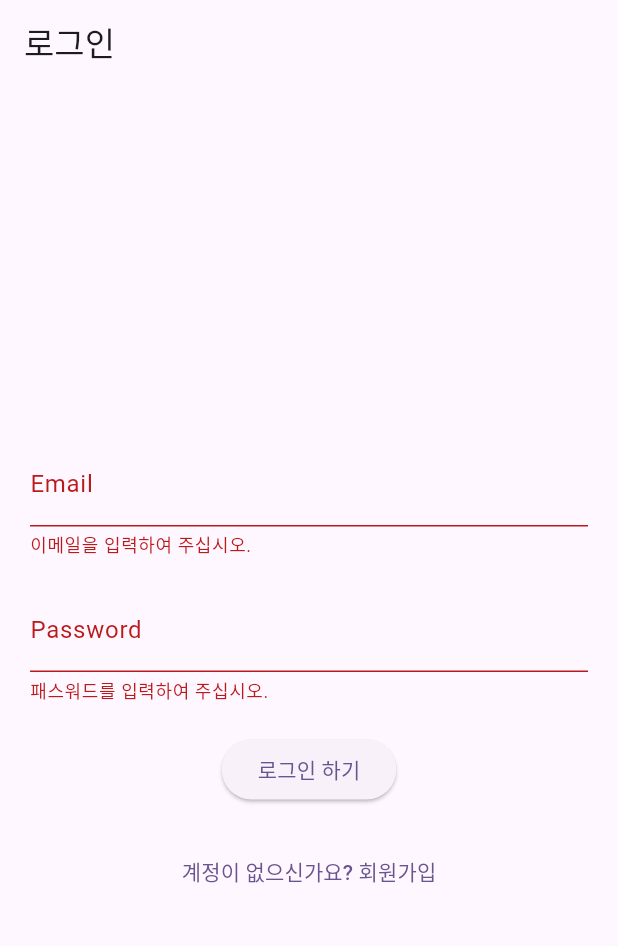
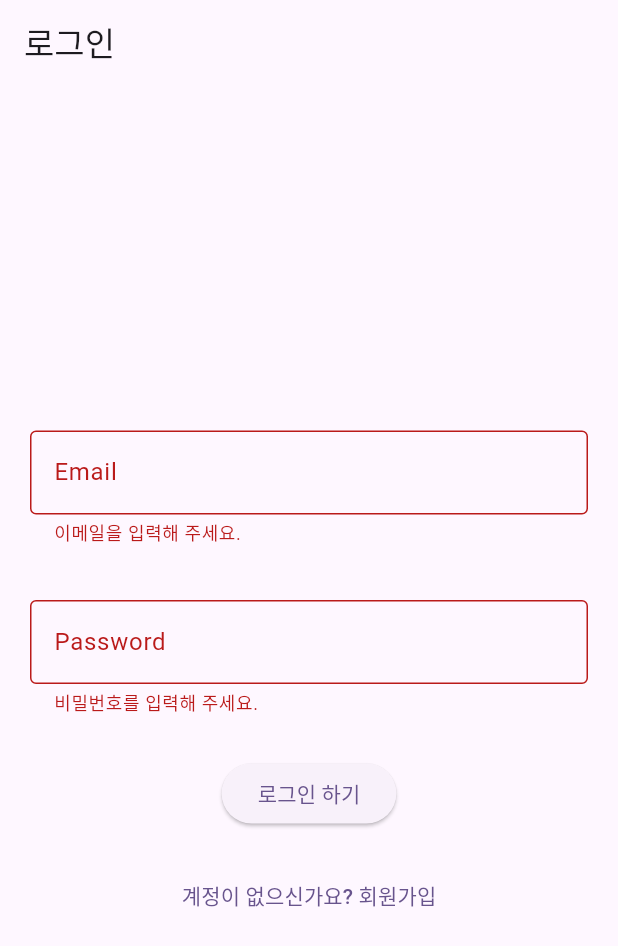
Before and after one commit to DanannEstherQahnaarin/flutter-firestore-ex02, a Flutter app: the screen it shows after launch, after a tap on "로그인 하기", on a phone screen of 412 x 824 dp. Shown: the top 946 px of the screen. Run offline on Flutter 3.47's test engine with Material 3 defaults, Android fonts, the phone set to English and light mode, and no system bars; our stand-ins replace cloud_firestore, firebase_auth, firebase_core; accounts and stored records are empty.

Commit message:
게시판 작업

```diff
--- /dev/null
+++ b/lib/common_widget/textformfields.dart
@@ -0,0 +1,47 @@
+// lib/widgets/custom_input_field.dart
+
+import 'package:flutter/material.dart';
+
+class CustomInputFormField extends StatelessWidget {
+  final TextEditingController controller;
+  final String labelText;
+  final String hintText;
+  final bool obscureText;
+  final int? maxLines;
+  final bool expands;
+  final TextInputType keyboardType;
+  final String? Function(String?)? validator; // 외부에서 validator 로직을 주입받음
+
+  const CustomInputFormField({
+    super.key,
+    required this.controller,
+    required this.labelText,
+    this.maxLines = 1,
+    this.expands = false,
+    this.hintText = '',
+    this.obscureText = false,
+    this.keyboardType = TextInputType.text,
+    this.validator,
+  });
+
+  @override
+  Widget build(BuildContext context) {
+    return Padding(
+      padding: const EdgeInsets.symmetric(vertical: 8.0),
+      child: TextFormField(
+        controller: controller,
+        obscureText: obscureText,
+        maxLines: maxLines,
+        expands: expands,
+        keyboardType: keyboardType,
+        decoration: InputDecoration(
+          labelText: labelText,
+          hintText: hintText,
+          border: const OutlineInputBorder(),
+        ),
+        // validator를 외부에서 주입받거나, 내부에서 기본 로직을 설정할 수 있습니다.
+        validator: validator,
+      ),
+    );
+  }
+}
--- a/lib/main.dart
+++ b/lib/main.dart
@@ -2,7 +2,10 @@ import 'package:firebase_auth/firebase_auth.dart';
 import 'package:firebase_core/firebase_core.dart';
 import 'package:flutter/material.dart';
 import 'package:flutter_application_mms/firebase_options.dart';
+import 'package:flutter_application_mms/models/member.dart';
 import 'package:flutter_application_mms/service/service_auth.dart';
+import 'package:flutter_application_mms/views/view_board_add.dart';
+import 'package:flutter_application_mms/views/view_board_list.dart';
 import 'package:flutter_application_mms/views/view_login.dart';
 import 'package:flutter_application_mms/views/view_member_list.dart';
 
@@ -24,19 +27,39 @@ class MyApp extends StatelessWidget {
   Widget build(BuildContext context) {
     return MaterialApp(
       title: 'Flutter Demo',
-      theme: ThemeData(colorScheme: .fromSeed(seedColor: Colors.deepPurple)),
+      theme: ThemeData(colorScheme: .fromSeed(seedColor: const Color.fromARGB(255, 82, 48, 141))),
       home: StreamBuilder<User?>(
         stream: AuthService().member,
         builder: (context, snapshot) {
-          if(snapshot.connectionState == ConnectionState.waiting){
-            return Center(child: CircularProgressIndicator(),);
+          if (snapshot.connectionState == ConnectionState.waiting) {
+            return Center(child: CircularProgressIndicator());
           }
 
-          if(snapshot.hasData){
-            return UserListView();
+          if (!snapshot.hasData) {
+            return UserLogin();
           }
 
-          return UserLogin();
+          return FutureBuilder(
+            future: AuthService().getCurrentMember(),
+            builder: (context, userSnapshot) {
+              if (snapshot.connectionState == ConnectionState.waiting) {
+                return Center(child: CircularProgressIndicator());
+              }
+
+              final member = userSnapshot.data;
+
+              if (member == null) {
+                AuthService().signOut();
+                return UserLogin();
+              }
+
+              if (member.userRole == UserRole.admin) {
+                return UserListView();
+              } else {
+                return BoardPage();
+              }
+            },
+          );
         },
       ),
     );
--- a/lib/models/board.dart
+++ b/lib/models/board.dart
@@ -1,19 +1,19 @@
 class Board {
-  final String id;
-  final int boardNum;
+  final String? id;
   final String title;
   final String content;
-  final String writer;
+  final String writerUid;
+  final String writerNm;
   final int readCount;
   final bool isNotice;
   final DateTime timestamp;
 
   Board({
-    required this.id,
-    required this.boardNum,
+    this.id,
     required this.title,
     required this.content,
-    required this.writer,
+    required this.writerUid,
+    required this.writerNm,
     this.readCount = 0,
     this.isNotice = false,
     required this.timestamp,
@@ -26,10 +26,10 @@ class Board {
 
     return Board(
       id: id,
-      boardNum: (map['boardNum'] ?? 0) as int,
       title: (map['title'] ?? '') as String,
       content: (map['content'] ?? '') as String,
-      writer: (map['writer'] ?? '') as String,
+      writerUid: (map['writerUid'] ?? '') as String,
+      writerNm: (map['writerNm'] ?? '') as String,
       readCount: (map['readCount'] ?? 0) as int,
       isNotice: (map['isNotice'] ?? false) as bool,
       timestamp: timestamp,
@@ -39,9 +39,9 @@ class Board {
   Map<String, dynamic> toFirestore() {
     return {
       'title': title,
-      'boardNum':boardNum,
       'content': content,
-      'writer': writer,
+      'writerUid': writerUid,
+      'writerNm': writerNm,
       'readCount': readCount,
       'isNotice': isNotice,
       'timestamp': timestamp,
--- a/lib/models/member.dart
+++ b/lib/models/member.dart
@@ -17,7 +17,7 @@ extension UserRoleExtension on UserRole {
 
 class Member {
   final String? id;
-  final String? uid;
+  final String uid;
   final String name;
   final String email;
   final UserRole userRole;
--- /dev/null
+++ b/lib/service/service_validation.dart
@@ -0,0 +1,38 @@
+// lib/utils/validation_utils.dart
+
+class ValidationService {
+  // 1. 이메일 형식 검증
+  static String? validateEmail({required String value}) {
+    if (value.isEmpty) {
+      return '이메일을 입력해 주세요.';
+    }
+    // 간단한 이메일 정규식 패턴
+    final emailRegExp = RegExp(r'^[^@]+@[^@]+\.[^@]+');
+    if (!emailRegExp.hasMatch(value)) {
+      return '유효한 이메일 형식이 아닙니다.';
+    }
+    return null; // 유효함
+  }
+
+  // 2. 비밀번호 길이 검증
+  static String? validatePassword({required String value}) {
+    if (value.isEmpty) {
+      return '비밀번호를 입력해 주세요.';
+    }
+    if (value.length < 6) {
+      return '비밀번호는 최소 6자 이상이어야 합니다.';
+    }
+    return null;
+  }
+
+  // 3. 필수 입력값 검증 (범용)
+  static String? validateRequired({
+    required String value,
+    required String fieldName,
+  }) {
+    if (value.trim().isEmpty) {
+      return '$fieldName을(를) 입력해 주세요.';
+    }
+    return null;
+  }
+}
--- a/lib/views/view_login.dart
+++ b/lib/views/view_login.dart
@@ -1,5 +1,7 @@
 import 'package:flutter/material.dart';
+import 'package:flutter_application_mms/common_widget/textformfields.dart';
 import 'package:flutter_application_mms/service/service_auth.dart';
+import 'package:flutter_application_mms/service/service_validation.dart';
 
 class UserLogin extends StatefulWidget {
   const UserLogin({super.key});
@@ -10,7 +12,7 @@ class UserLogin extends StatefulWidget {
 
 class _UserLoginState extends State<UserLogin> {
   final _formKey = GlobalKey<FormState>();
-  final AuthService authService = AuthService();
+  final AuthService _authService = AuthService();
   final TextEditingController _txtNameController = TextEditingController();
   final TextEditingController _txtEmailController = TextEditingController();
   final TextEditingController _txtPasswordController = TextEditingController();
@@ -30,53 +32,33 @@ class _UserLoginState extends State<UserLogin> {
               mainAxisAlignment: MainAxisAlignment.center,
               children: [
                 if (!_isLoginView)
-                  TextFormField(
+                  CustomInputFormField(
                     controller: _txtNameController,
-                    decoration: InputDecoration(labelText: 'Name'),
+                    labelText: 'Name',
                     validator: (value) {
-                      if (value == null || value.isEmpty) {
-                        return '이름을 입력하여 주십시오.';
-                      }
-
-                      return null;
+                      return ValidationService.validateRequired(
+                        value: value ?? '',
+                        fieldName: '사용자 이름',
+                      );
                     },
                   ),
                 SizedBox(height: 20),
-                TextFormField(
+                CustomInputFormField(
                   controller: _txtEmailController,
-                  keyboardType: TextInputType.emailAddress,
-                  decoration: InputDecoration(labelText: 'Email'),
+                  labelText: 'Email',
                   validator: (value) {
-                    if (value == null || value.isEmpty) {
-                      return '이메일을 입력하여 주십시오.';
-                    } else {
-                      final emailRegExp = RegExp(
-                        r'^[a-zA-Z0-9._%+-]+@[a-zA-Z0-9.-]+\.[a-zA-Z]{2,}$',
-                      );
-
-                      if (!emailRegExp.hasMatch(value)) {
-                        return '유효하지 않은 이메일 형식입니다.';
-                      }
-
-                      return null;
-                    }
+                    return ValidationService.validateEmail(value: value ?? '');
                   },
                 ),
                 SizedBox(height: 20),
-                TextFormField(
+                CustomInputFormField(
                   controller: _txtPasswordController,
-                  decoration: InputDecoration(labelText: 'Password'),
+                  labelText: 'Password',
                   obscureText: true,
                   validator: (value) {
-                    if (value == null || value.isEmpty) {
-                      return '패스워드를 입력하여 주십시오.';
-                    }
-
-                    if (!_isLoginView && value.length < 6) {
-                      return '패스워드를 6자 이상 입력하여 주십시오.';
-                    }
-
-                    return null;
+                    return ValidationService.validatePassword(
+                      value: value ?? '',
+                    );
                   },
                 ),
                 SizedBox(height: 20),
@@ -88,7 +70,7 @@ class _UserLoginState extends State<UserLogin> {
                       String password = _txtPasswordController.text;
 
                       if (_isLoginView) {
-                        authService
+                        _authService
                             .signInWithEmail(email: email, password: password)
                             .then((result) {
                               if (result == null) {
@@ -103,7 +85,7 @@ class _UserLoginState extends State<UserLogin> {
                       }
 
                       if (!_isLoginView) {
-                        authService
+                        _authService
                             .signUpWithEmail(
                               name: name,
                               email: email,
--- a/lib/views/view_member_add.dart
+++ b/lib/views/view_member_add.dart
@@ -179,7 +179,7 @@ void _addMember({
   required String password,
   required BuildContext context,
 }) async {
-  final AuthService authService = AuthService();
+
 
   // 이름 입력값 유효성 검사
   // 이름이 비어있으면 에러 메시지 표시 후 함수 종료
@@ -199,7 +199,7 @@ void _addMember({
     return;
   }
 
-  final User? user = await authService.signUpWithEmail(
+  final User? user = await AuthService().signUpWithEmail(
     name: name,
     email: email,
     password: password,
--- a/lib/views/view_member_list.dart
+++ b/lib/views/view_member_list.dart
@@ -1,5 +1,5 @@
 import 'package:flutter/material.dart';
-import 'package:flutter_application_mms/appbar/appbars.dart';
+import 'package:flutter_application_mms/common_widget/appbars.dart';
 import 'package:flutter_application_mms/models/member.dart';
 import 'package:flutter_application_mms/service/service_member.dart';
 import 'package:flutter_application_mms/dialog/dialogs.dart';
```
Also changed, not shown: lib/service/service_auth.dart (+31 -13 lines), lib/service/service_board.dart (+25 -0 lines), lib/views/view_board.dart (deleted, +0 -16 lines), lib/views/view_board_add.dart (added, +49 -0 lines), lib/views/view_board_list.dart (+28 -0 lines), lib/common_widget/appbars.dart (renamed from lib/appbar/appbars.dart), lib/views/view_board_update.dart (added).
